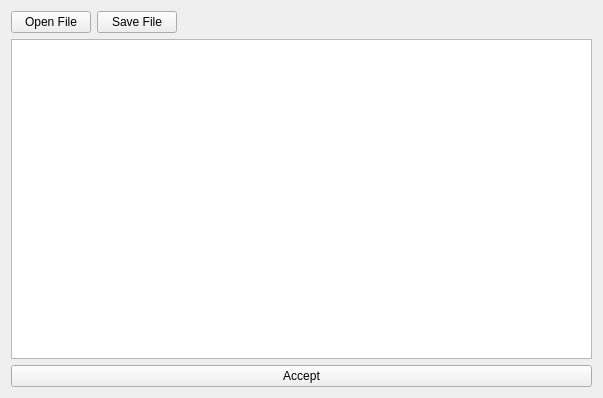
The window that lib/view/beaconeditor/beaconeditor.ui (BigCubeCat/bacon) describes before a commit, drawn with Qt 5.
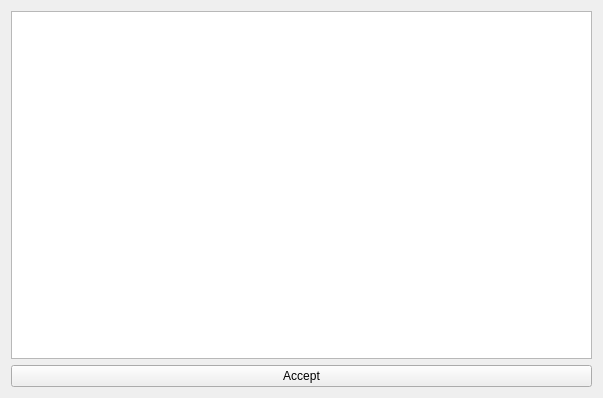
The same window after the commit.

The edit to the form file:
```diff
--- a/lib/view/beaconeditor/beaconeditor.ui
+++ b/lib/view/beaconeditor/beaconeditor.ui
@@ -15,35 +15,7 @@
   </property>
   <layout class="QVBoxLayout" name="verticalLayout">
    <item>
-    <layout class="QHBoxLayout" name="horizontalLayout">
-     <item>
-      <widget class="QPushButton" name="openButton">
-       <property name="text">
-        <string>Open File</string>
-       </property>
-      </widget>
-     </item>
-     <item>
-      <widget class="QPushButton" name="saveButton">
-       <property name="text">
-        <string>Save File</string>
-       </property>
-      </widget>
-     </item>
-     <item>
-      <spacer name="horizontalSpacer">
-       <property name="orientation">
-        <enum>Qt::Horizontal</enum>
-       </property>
-       <property name="sizeHint" stdset="0">
-        <size>
-         <width>40</width>
-         <height>20</height>
-        </size>
-       </property>
-      </spacer>
-     </item>
-    </layout>
+    <layout class="QHBoxLayout" name="horizontalLayout"/>
    </item>
    <item>
     <widget class="QPlainTextEdit" name="plainTextEdit"/>
```
